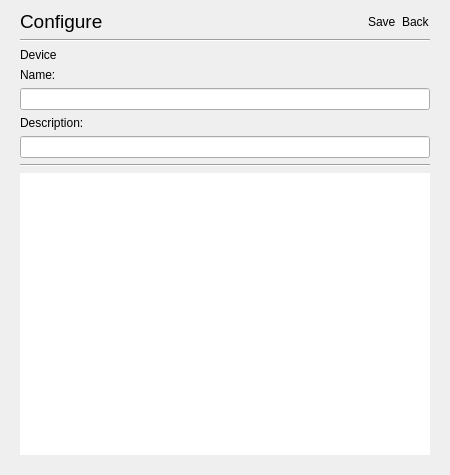
Before: the Qt Designer form sokketter-ui/sources/mainwindow.ui in morwy/sokketter, drawn with Qt 5.
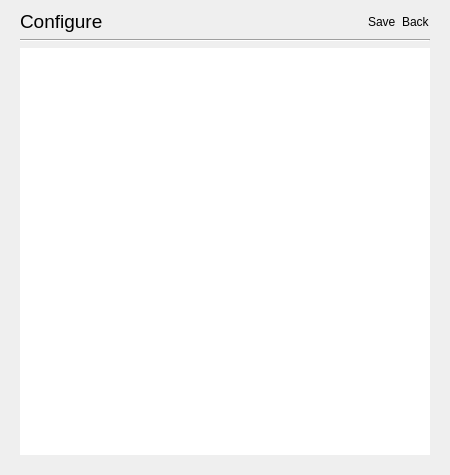
After: the same form once the commit is applied. The open tabs and pages were chosen to show the change. Custom widgets are drawn as their Qt base class.

The edit to the form file:
```diff
--- a/sokketter-ui/sources/mainwindow.ui
+++ b/sokketter-ui/sources/mainwindow.ui
@@ -856,47 +856,6 @@
            <property name="bottomMargin">
             <number>0</number>
            </property>
-           <item>
-            <layout class="QVBoxLayout" name="verticalLayout_11">
-             <property name="bottomMargin">
-              <number>0</number>
-             </property>
-             <item>
-              <widget class="Header2Label" name="label_6">
-               <property name="text">
-                <string>Device</string>
-               </property>
-              </widget>
-             </item>
-             <item>
-              <widget class="BoldLabel" name="label_4">
-               <property name="text">
-                <string>Name:</string>
-               </property>
-              </widget>
-             </item>
-             <item>
-              <widget class="QLineEdit" name="configure_device_name_line_edit"/>
-             </item>
-             <item>
-              <widget class="BoldLabel" name="label_5">
-               <property name="text">
-                <string>Description:</string>
-               </property>
-              </widget>
-             </item>
-             <item>
-              <widget class="QLineEdit" name="configure_device_description_line_edit"/>
-             </item>
-            </layout>
-           </item>
-           <item>
-            <widget class="Line" name="line_8">
-             <property name="orientation">
-              <enum>Qt::Horizontal</enum>
-             </property>
-            </widget>
-           </item>
            <item>
             <widget class="PixelScrollListWidget" name="configure_socket_list_widget">
              <property name="autoFillBackground">
@@ -963,21 +922,11 @@
    <extends>QLabel</extends>
    <header location="global">ElidingLabel.h</header>
   </customwidget>
-  <customwidget>
-   <class>BoldLabel</class>
-   <extends>QLabel</extends>
-   <header>BoldLabel.h</header>
-  </customwidget>
   <customwidget>
    <class>HoverableListWidget</class>
    <extends>QListWidget</extends>
    <header>HoverableListWidget.h</header>
   </customwidget>
-  <customwidget>
-   <class>Header2Label</class>
-   <extends>QLabel</extends>
-   <header>Header2Label.h</header>
-  </customwidget>
   <customwidget>
    <class>SubheaderLabel</class>
    <extends>QLabel</extends>
```
Left out of the diff: 2 changed lines with no effect on the pictures.
